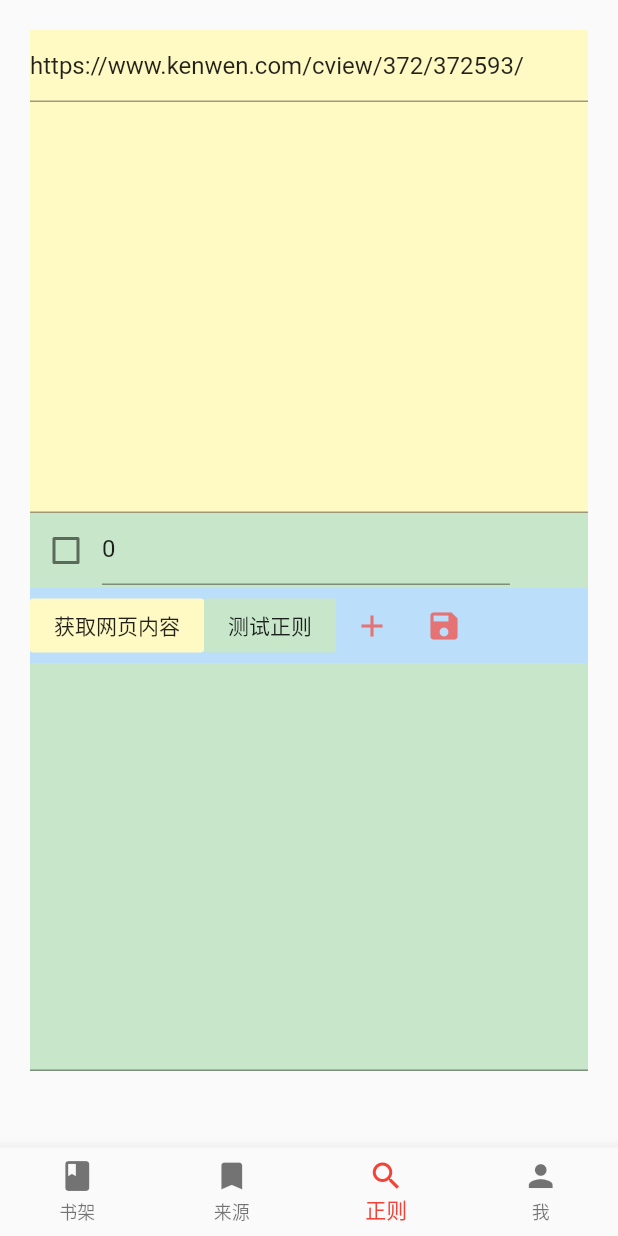
After one commit to unmht001/aaa, a Flutter app: the screen it shows after launch, item 3 of the bottom bar chosen, on a phone screen of 412 x 824 dp. The commit adds this screen. Run offline on Flutter 3.47's test engine with Material 2 defaults, Android fonts, the phone set to English and light mode, and no system bars; our stand-ins replace dio; missing offline and left inert: beautifulsoup, draggable_scrollbar, gbk2utf8, mytts8; statements that could not run were skipped.

Commit message:
19.09.29.14.21-正则页初步

```diff
--- a/lib/data.dart
+++ b/lib/data.dart
@@ -27,7 +27,7 @@ class Appdata {
     navs = [
       NavData("书架", Icons.book),
       NavData("来源", Icons.bookmark),
-      NavData("发现", Icons.search),
+      NavData("正则", Icons.search),
       NavData("我", Icons.person)
     ];
 
--- a/lib/pck/main_page.dart
+++ b/lib/pck/main_page.dart
@@ -1,4 +1,5 @@
 // import 'package:aaa/init_fun.dart';
+import 'package:aaa/pck/regexp_test.dart';
 import 'package:aaa/pck/setting_page.dart';
 import 'package:flutter/material.dart';
 import 'Refresh_Provider.dart';
@@ -44,7 +45,7 @@ class _PageOneState extends State<PageOne> with AutomaticKeepAliveClientMixin,
         //page 1
         body: TabBarView(
             physics: NeverScrollableScrollPhysics(),
-            controller: _controller, children: <Widget>[bookcase(context), ContentSettingPage(), Container(), Container()]),
+            controller: _controller, children: <Widget>[bookcase(context), ContentSettingPage(), RegexpTestPage(), Container()]),
         bottomNavigationBar: BottomNavigationBar(
             type: BottomNavigationBarType.fixed,
             iconSize: 24.0,
--- /dev/null
+++ b/lib/pck/regexp_test.dart
@@ -0,0 +1,266 @@
+import 'dart:convert';
+import 'dart:io';
+
+import 'package:aaa/data.dart';
+import 'package:dio/dio.dart';
+import 'package:flutter/material.dart';
+import 'package:gbk2utf8/gbk2utf8.dart';
+
+class RegexpTestPageData {
+  static double p1 = 20;
+  static double w1 = Appdata.width - p1 * 2;
+  static double w2 = w1;
+  static double w3 = w1 - 100;
+  static double h1 = Appdata.height / 2 - p1 - h3 - 45 - h3 * 0.5;
+  static double h2 = h1;
+  static double h3 = 50;
+
+  static String _url = "https://www.kenwen.com/cview/372/372593/";
+  static String _regtext = "";
+  static String _content = "";
+  static String _result = "";
+
+  static bool first = false;
+  static num groupNum = 0;
+
+  static String get url => _url;
+  static Function(String) onUrlChange;
+  static set url(data) {
+    onUrlChange(data);
+    _url = data;
+  }
+
+  static String get regtext => _regtext;
+  static Function(String) onregtextChange;
+  static set regtext(data) {
+    _regtext = data;
+    onregtextChange(data);
+  }
+
+  static String get content => _content;
+  static Function(String) oncontentChange;
+  static set content(data) {
+    _content = data;
+    oncontentChange(data);
+  }
+
+  static String get result => _result;
+  static Function(String) onresultChange;
+  static set result(data) {
+    _result = data;
+    onresultChange(data);
+  }
+
+  static charsetS(Response rp, {String charset: "utf8"}) {
+    if (charset == 'gbk')
+      return Utf8Decoder().convert(unicode2utf8(gbk2unicode(rp.data)));
+    else if (charset == 'utf8')
+      return Utf8Decoder().convert(rp.data);
+    else
+      return 'unknow charset : $charset';
+  }
+
+  static String charset = "utf8";
+  static getTestPage(String url, [String charSet]) async {
+    var r;
+    try {
+      Dio dio = new Dio(BaseOptions(contentType: ContentType.html, responseType: ResponseType.bytes));
+
+      var response = await dio.get(url);
+      if (response.statusCode == 200)
+        r = charsetS(response, charset: charSet ?? charset).toString();
+      else
+        r = "Request failed with status: ${response.statusCode}.";
+    } catch (e) {
+      r = "getpagedta error" + e.toString();
+    }
+    return r;
+  }
+
+  static regExp(String patten, String text) {
+    try {
+      var aa;
+      if (first) {
+        aa = RegExp(patten, multiLine: true).firstMatch(text);
+        var s = "";
+        for (var i = 0; i <= aa.groupCount; i++) {
+          if (i >= RegexpTestPageData.groupNum) s += "(${aa.group(i).toString()})";
+        }
+        return [s];
+      } else {
+        aa = RegExp(patten, multiLine: true).allMatches(text);
+        if (aa.length == 0)
+          return [];
+        else
+          print(aa.length);
+
+        return aa.toList().map((x) {
+          // print(x.toString());
+          var s = "";
+          for (var i = 0; i <= x.groupCount; i++) {
+            if (i >= RegexpTestPageData.groupNum) s += "(${x.group(i).toString()})";
+          }
+          print(s);
+          return s;
+        }).toList();
+      }
+    } catch (e) {
+      return [];
+    }
+  }
+}
+
+class RegexpTestPage extends StatefulWidget {
+  @override
+  _RegexpTestPageState createState() => _RegexpTestPageState();
+}
+
+class _RegexpTestPageState extends State<RegexpTestPage> {
+  TextEditingController t1;
+  TextEditingController t2;
+  TextEditingController t3;
+  TextEditingController t4;
+  TextEditingController t5;
+  @override
+  void initState() {
+    super.initState();
+    t1 = TextEditingController(text: RegexpTestPageData.url);
+    RegexpTestPageData.onUrlChange = (data) => t1.text = data.toString();
+    t2 = TextEditingController(text: RegexpTestPageData.regtext);
+    RegexpTestPageData.onregtextChange = (data) => t2.text = data.toString();
+    t3 = TextEditingController(text: RegexpTestPageData.content);
+    RegexpTestPageData.oncontentChange = (data) => t3.text = data.toString();
+    t4 = TextEditingController(text: RegexpTestPageData.result);
+    RegexpTestPageData.onresultChange = (data) => t4.text = data.toString();
+    t5 = TextEditingController(text: RegexpTestPageData.groupNum.toString());
+  }
+
+  @override
+  void dispose() {
+    RegexpTestPageData.onUrlChange = (data) {};
+    t1.dispose();
+    RegexpTestPageData.onregtextChange = (data) {};
+    t2.dispose();
+    RegexpTestPageData.oncontentChange = (data) {};
+    t3.dispose();
+    RegexpTestPageData.onresultChange = (data) {};
+    t4.dispose();
+    t5.dispose();
+
+    super.dispose();
+  }
+
+  @override
+  Widget build(BuildContext context) {
+    return ListView(children: <Widget>[
+      Container(
+        width: Appdata.width,
+        height: Appdata.height - 90,
+        padding: EdgeInsets.all(RegexpTestPageData.p1),
+        child: Column(
+          children: <Widget>[
+            Container(
+                color: Colors.yellow[100],
+                height: RegexpTestPageData.h3,
+                child: Tooltip(
+                    child: TextField(controller: t1, onChanged: (data) => RegexpTestPageData._url = data.toString()),
+                    message: "URL")),
+            Container(
+                color: Colors.yellow[100],
+                height: RegexpTestPageData.h1,
+                child: Tooltip(
+                    child: TextField(
+                      maxLines: 9999,
+                      controller: t3,
+                      readOnly: true,
+                    ),
+                    message: "网页内容")),
+            Container(
+                color: Colors.green[100],
+                height: RegexpTestPageData.h3,
+                child: ListView(children: <Widget>[
+                  Row(
+                    children: <Widget>[
+                      Checkbox(
+                        value: RegexpTestPageData.first,
+                        onChanged: (v) => setState(() {
+                          RegexpTestPageData.first = !RegexpTestPageData.first;
+                          print(RegexpTestPageData.first);
+                        }),
+                      ),
+                      Container(
+                        height: RegexpTestPageData.h3,
+                        width: 20,
+                        child: TextField(
+                          onChanged: (String x) => RegexpTestPageData.groupNum = int.parse(x),
+                          controller: t5,
+                        ),
+                      ),
+                      Container(
+                        height: RegexpTestPageData.h3,
+                        width: RegexpTestPageData.w3 - 20,
+                        child: Tooltip(
+                            child: TextField(
+                              controller: t2,
+                              onChanged: (data) => RegexpTestPageData._regtext = data.toString(),
+                            ),
+                            message: "REGEXP"),
+                      )
+                    ],
+                  )
+                ])),
+            Container(
+                color: Colors.blue[100],
+                height: RegexpTestPageData.h3,
+                child: Row(children: <Widget>[
+                  FlatButton(
+                      color: Colors.yellow[100],
+                      onPressed: () {
+                        RegexpTestPageData.getTestPage(RegexpTestPageData.url).then((x) {
+                          setState(() {
+                            t3.text = x.toString();
+                          });
+                        });
+                      },
+                      child: Text("获取网页内容")),
+                  FlatButton(
+                      color: Colors.green[100],
+                      onPressed: () {
+                        if (t2.text != "" && t2.text != "") {
+                          List aa = RegexpTestPageData.regExp(t2.text, t3.text);
+                          var s = aa.join("\n");
+                          setState(() {
+                            t4.text = s;
+                          });
+                        }
+                      },
+                      child: Text("测试正则")),
+                  IconButton(
+                      color: Colors.red[300],
+                      onPressed: () {},
+                      icon: Icon(
+                        Icons.add,
+                      )),
+                  IconButton(
+                      color: Colors.red[300],
+                      onPressed: () {},
+                      icon: Icon(
+                        Icons.save,
+                      )),
+                ])),
+            Container(
+                color: Colors.green[100],
+                height: RegexpTestPageData.h1,
+                child: Tooltip(
+                    child: TextField(
+                      maxLines: 9999,
+                      controller: t4,
+                      readOnly: true,
+                    ),
+                    message: "正则内容")),
+          ],
+        ),
+      )
+    ]);
+  }
+}
```
Also changed, not shown: lib/pck/setting_page.dart (+8 -1 lines), 1 other file.
